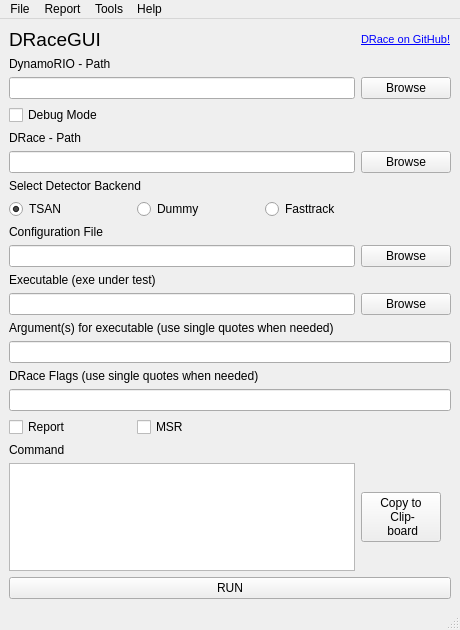
Qt form tools/DRaceGUI/qt/draceGUI.ui (fmoessbauer/drace) before a commit.
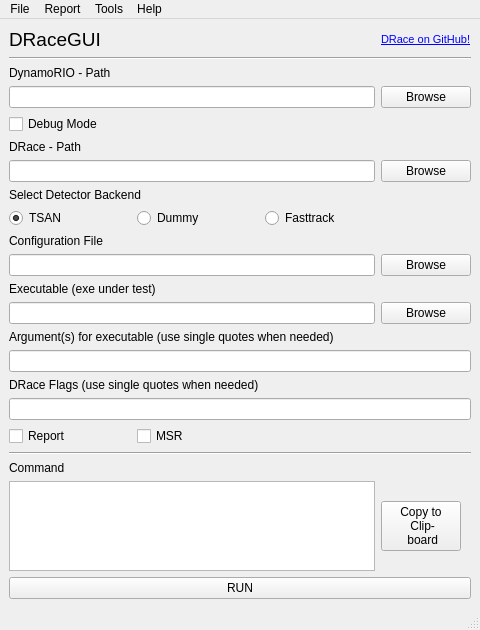
The same form after that commit.

Commit message: refactor: add aesthetic standardizations to GUI

The edit to the form file:
```diff
--- a/tools/DRaceGUI/qt/draceGUI.ui
+++ b/tools/DRaceGUI/qt/draceGUI.ui
@@ -15,59 +15,78 @@
   </property>
   <widget class="QWidget" name="centralwidget">
    <layout class="QGridLayout" name="gridLayout">
-    <item row="1" column="0" colspan="2">
-     <widget class="QLabel" name="label_2">
+    <item row="8" column="1">
+     <widget class="QRadioButton" name="dummy_btn">
       <property name="text">
-       <string>DynamoRIO - Path</string>
+       <string>Dummy</string>
       </property>
      </widget>
     </item>
-    <item row="0" column="0">
-     <widget class="QLabel" name="label">
-      <property name="font">
-       <font>
-        <pointsize>14</pointsize>
-       </font>
-      </property>
+    <item row="6" column="4">
+     <widget class="QPushButton" name="drace_path_btn">
       <property name="text">
-       <string>DRaceGUI</string>
+       <string>Browse</string>
       </property>
      </widget>
     </item>
-    <item row="9" column="0" colspan="4">
+    <item row="10" column="0" colspan="4">
      <widget class="QLineEdit" name="config_file_input"/>
     </item>
-    <item row="11" column="4">
-     <widget class="QPushButton" name="exe_path_btn">
+    <item row="21" column="0" colspan="5">
+     <widget class="QPushButton" name="run_button">
+      <property name="text">
+       <string>RUN</string>
+      </property>
+     </widget>
+    </item>
+    <item row="13" column="0" colspan="3">
+     <widget class="QLabel" name="label_3">
+      <property name="text">
+       <string>Argument(s) for executable (use single quotes when needed)</string>
+      </property>
+     </widget>
+    </item>
+    <item row="3" column="4">
+     <widget class="QPushButton" name="dr_path_btn">
       <property name="text">
        <string>Browse</string>
       </property>
      </widget>
     </item>
-    <item row="14" column="0" colspan="2">
+    <item row="11" column="0" colspan="2">
+     <widget class="QLabel" name="label_4">
+      <property name="text">
+       <string>Executable (exe under test)</string>
+      </property>
+     </widget>
+    </item>
+    <item row="1" column="0" colspan="5">
+     <widget class="Line" name="line">
+      <property name="sizePolicy">
+       <sizepolicy hsizetype="Expanding" vsizetype="Fixed">
+        <horstretch>0</horstretch>
+        <verstretch>0</verstretch>
+       </sizepolicy>
+      </property>
+      <property name="orientation">
+       <enum>Qt::Horizontal</enum>
+      </property>
+     </widget>
+    </item>
+    <item row="15" column="0" colspan="2">
      <widget class="QLabel" name="label_10">
       <property name="text">
        <string>DRace Flags (use single quotes when needed)</string>
       </property>
      </widget>
     </item>
-    <item row="8" column="0" colspan="2">
-     <widget class="QLabel" name="label_5">
+    <item row="7" column="0" colspan="2">
+     <widget class="QLabel" name="label_9">
       <property name="text">
-       <string>Configuration File</string>
+       <string>Select Detector Backend</string>
       </property>
      </widget>
     </item>
-    <item row="7" column="2">
-     <widget class="QRadioButton" name="fasttrack_btn">
-      <property name="text">
-       <string>Fasttrack</string>
-      </property>
-     </widget>
-    </item>
-    <item row="11" column="0" colspan="4">
-     <widget class="QLineEdit" name="exe_input"/>
-    </item>
     <item row="0" column="4">
      <widget class="QLabel" name="drace_link">
       <property name="text">
@@ -88,17 +107,14 @@
       </property>
      </widget>
     </item>
-    <item row="5" column="0" colspan="4">
-     <widget class="QLineEdit" name="drace_path_input"/>
-    </item>
-    <item row="5" column="4">
-     <widget class="QPushButton" name="drace_path_btn">
+    <item row="17" column="1">
+     <widget class="QCheckBox" name="msr_box">
       <property name="text">
-       <string>Browse</string>
+       <string>MSR</string>
       </property>
      </widget>
     </item>
-    <item row="18" column="4">
+    <item row="20" column="4">
      <widget class="QPushButton" name="copy_button">
       <property name="sizePolicy">
        <sizepolicy hsizetype="Fixed" vsizetype="Fixed">
@@ -113,48 +129,82 @@
       </property>
      </widget>
     </item>
-    <item row="7" column="1">
-     <widget class="QRadioButton" name="dummy_btn">
+    <item row="5" column="0">
+     <widget class="QLabel" name="label_7">
       <property name="text">
-       <string>Dummy</string>
+       <string>DRace - Path</string>
       </property>
      </widget>
     </item>
-    <item row="15" column="0" colspan="5">
-     <widget class="QLineEdit" name="flag_input"/>
-    </item>
-    <item row="7" column="0">
-     <widget class="QRadioButton" name="tsan_btn">
+    <item row="2" column="0" colspan="2">
+     <widget class="QLabel" name="label_2">
       <property name="text">
-       <string>TSAN</string>
+       <string>DynamoRIO - Path</string>
       </property>
-      <property name="checked">
-       <bool>true</bool>
-      </property>
      </widget>
     </item>
-    <item row="2" column="0" colspan="4">
+    <item row="3" column="0" colspan="4">
      <widget class="QLineEdit" name="dr_path_input">
       <property name="text">
        <string/>
       </property>
      </widget>
     </item>
-    <item row="17" column="0" colspan="2">
+    <item row="9" column="0" colspan="2">
+     <widget class="QLabel" name="label_5">
+      <property name="text">
+       <string>Configuration File</string>
+      </property>
+     </widget>
+    </item>
+    <item row="12" column="4">
+     <widget class="QPushButton" name="exe_path_btn">
+      <property name="text">
+       <string>Browse</string>
+      </property>
+     </widget>
+    </item>
+    <item row="19" column="0" colspan="2">
      <widget class="QLabel" name="label_8">
       <property name="text">
        <string>Command</string>
       </property>
      </widget>
     </item>
-    <item row="19" column="0" colspan="5">
-     <widget class="QPushButton" name="run_button">
+    <item row="10" column="4">
+     <widget class="QPushButton" name="config_browse_btn">
       <property name="text">
-       <string>RUN</string>
+       <string>Browse</string>
       </property>
      </widget>
     </item>
-    <item row="18" column="0" colspan="4">
+    <item row="16" column="0" colspan="5">
+     <widget class="QLineEdit" name="flag_input"/>
+    </item>
+    <item row="6" column="0" colspan="4">
+     <widget class="QLineEdit" name="drace_path_input"/>
+    </item>
+    <item row="14" column="0" colspan="5">
+     <widget class="QLineEdit" name="exe_args_input"/>
+    </item>
+    <item row="12" column="0" colspan="4">
+     <widget class="QLineEdit" name="exe_input"/>
+    </item>
+    <item row="8" column="2">
+     <widget class="QRadioButton" name="fasttrack_btn">
+      <property name="text">
+       <string>Fasttrack</string>
+      </property>
+     </widget>
+    </item>
+    <item row="4" column="0" colspan="2">
+     <widget class="QCheckBox" name="dr_debug">
+      <property name="text">
+       <string>Debug Mode</string>
+      </property>
+     </widget>
+    </item>
+    <item row="20" column="0" colspan="4">
      <widget class="QTextBrowser" name="command_output">
       <property name="font">
        <font>
@@ -163,69 +213,45 @@
       </property>
      </widget>
     </item>
-    <item row="16" column="0">
+    <item row="17" column="0">
      <widget class="QCheckBox" name="report_creation">
       <property name="text">
        <string>Report</string>
       </property>
      </widget>
     </item>
-    <item row="3" column="0" colspan="2">
-     <widget class="QCheckBox" name="dr_debug">
-      <property name="text">
-       <string>Debug Mode</string>
+    <item row="0" column="0">
+     <widget class="QLabel" name="label">
+      <property name="font">
+       <font>
+        <pointsize>14</pointsize>
+       </font>
       </property>
-     </widget>
-    </item>
-    <item row="4" column="0">
-     <widget class="QLabel" name="label_7">
       <property name="text">
-       <string>DRace - Path</string>
+       <string>DRaceGUI</string>
       </property>
      </widget>
     </item>
-    <item row="16" column="1">
-     <widget class="QCheckBox" name="msr_box">
+    <item row="8" column="0">
+     <widget class="QRadioButton" name="tsan_btn">
       <property name="text">
-       <string>MSR</string>
+       <string>TSAN</string>
       </property>
-     </widget>
-    </item>
-    <item row="9" column="4">
-     <widget class="QPushButton" name="config_browse_btn">
-      <property name="text">
-       <string>Browse</string>
+      <property name="checked">
+       <bool>true</bool>
       </property>
      </widget>
     </item>
-    <item row="2" column="4">
-     <widget class="QPushButton" name="dr_path_btn">
-      <property name="text">
-       <string>Browse</string>
+    <item row="18" column="0" colspan="5">
+     <widget class="Line" name="line_2">
+      <property name="sizePolicy">
+       <sizepolicy hsizetype="Expanding" vsizetype="Fixed">
+        <horstretch>0</horstretch>
+        <verstretch>0</verstretch>
+       </sizepolicy>
       </property>
-     </widget>
-    </item>
-    <item row="6" column="0" colspan="2">
-     <widget class="QLabel" name="label_9">
-      <property name="text">
-       <string>Select Detector Backend</string>
-      </property>
-     </widget>
-    </item>
-    <item row="10" column="0" colspan="2">
-     <widget class="QLabel" name="label_4">
-      <property name="text">
-       <string>Executable (exe under test)</string>
-      </property>
-     </widget>
-    </item>
-    <item row="13" column="0" colspan="5">
-     <widget class="QLineEdit" name="exe_args_input"/>
-    </item>
-    <item row="12" column="0" colspan="3">
-     <widget class="QLabel" name="label_3">
-      <property name="text">
-       <string>Argument(s) for executable (use single quotes when needed)</string>
+      <property name="orientation">
+       <enum>Qt::Horizontal</enum>
       </property>
      </widget>
     </item>
```
Left out of the diff: 6 changed lines with no effect on the pictures. The commit also changes 7 other files.
